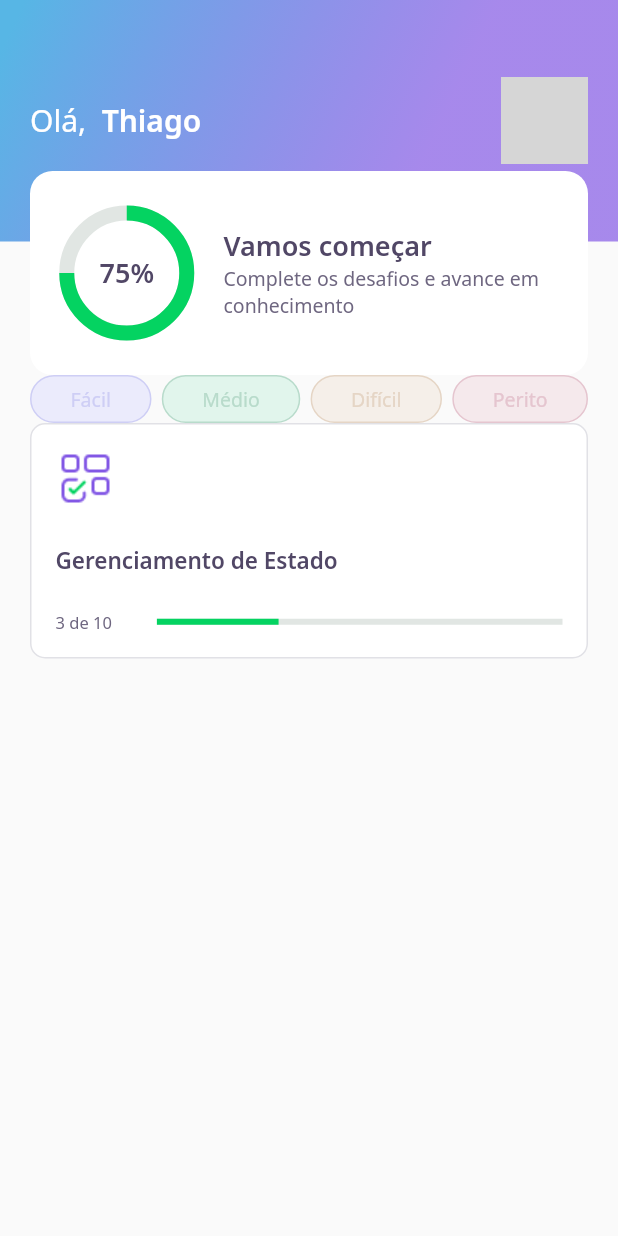
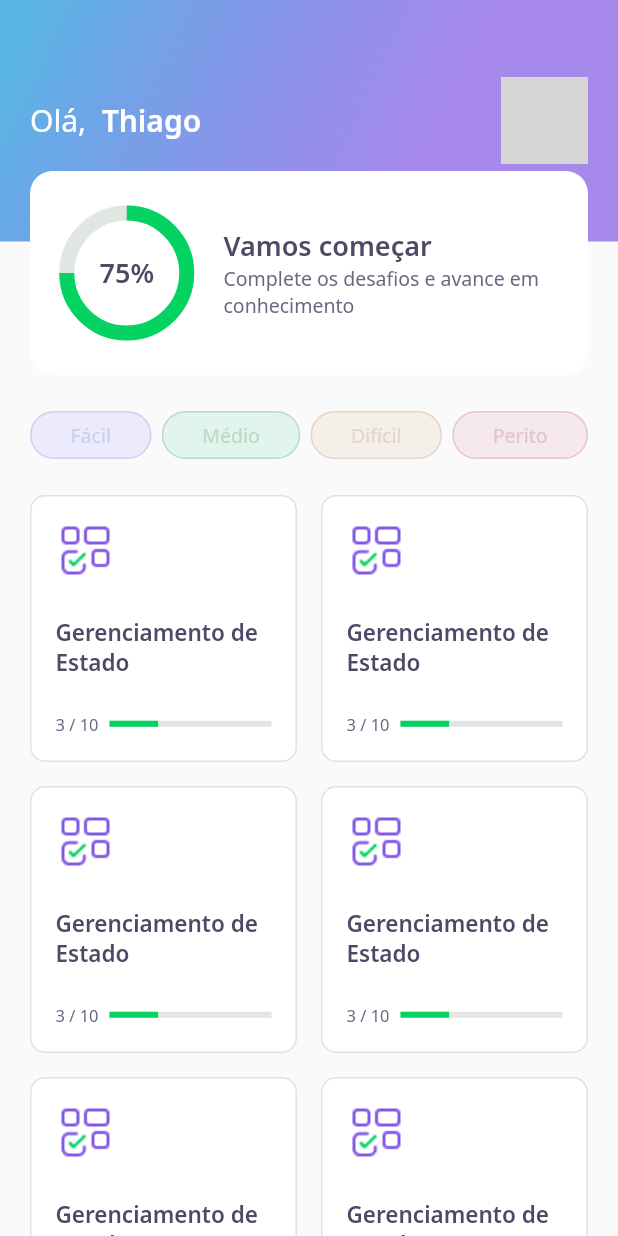
Before and after one commit to s7Thiago/devquiz, a Flutter app: the screen it shows after launch, on a phone screen of 412 x 824 dp. Run offline on Flutter 3.47's test engine with Material 2 defaults, Android fonts, the phone set to English and light mode, and no system bars; our stand-ins replace google_fonts; network calls fail; grey boxes are pictures that could not be loaded.

Commit message:
Day 2 - QuizCardWidget listing with GridView

```diff
--- a/lib/home/home_page.dart
+++ b/lib/home/home_page.dart
@@ -17,6 +17,7 @@ class _HomePageState extends State<HomePage> {
         padding: const EdgeInsets.symmetric(horizontal: 20),
         child: Column(
           children: [
+            SizedBox(height: 24),
             Row(
               mainAxisAlignment: MainAxisAlignment.spaceBetween,
               children: [
@@ -26,7 +27,23 @@ class _HomePageState extends State<HomePage> {
                 LevelButtonWidget(label: 'Perito'),
               ],
             ),
-            QuizCardWidget(),
+            SizedBox(height: 24),
+            Expanded(
+              child: GridView.count(
+                crossAxisCount: 2,
+                crossAxisSpacing: 16,
+                mainAxisSpacing: 16,
+                children: [
+                  QuizCardWidget(),
+                  QuizCardWidget(),
+                  QuizCardWidget(),
+                  QuizCardWidget(),
+                  QuizCardWidget(),
+                  QuizCardWidget(),
+                  QuizCardWidget(),
+                ],
+              ),
+            )
           ],
         ),
       ),
--- a/lib/home/widgets/quiz_card/quiz_card_widget.dart
+++ b/lib/home/widgets/quiz_card/quiz_card_widget.dart
@@ -34,12 +34,12 @@ class QuizCardWidget extends StatelessWidget {
               Expanded(
                 flex: 1,
                 child: Text(
-                  '3 de 10',
+                  '3 / 10',
                   style: AppTextStyles.body11,
                 ),
               ),
               Expanded(
-                flex: 4,
+                flex: 3,
                 child: LinearProgressIndicator(
                   value: .3,
                   backgroundColor: AppColors.chartSecondary,
```
